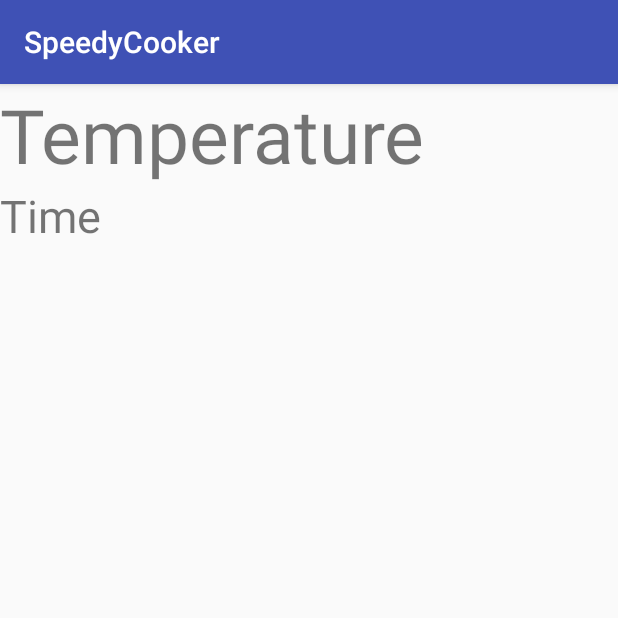
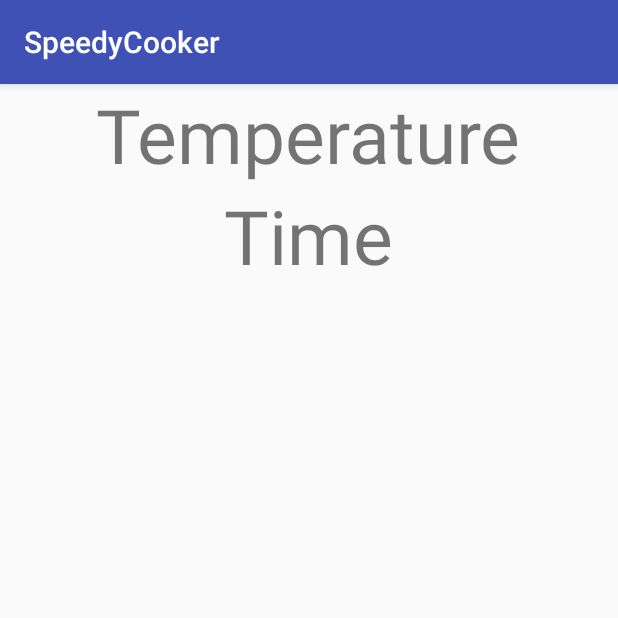
Before and after one commit to jawhnypoh/SpeedyCooker, an Android app: the screen it shows after launch (MainActivity), on a phone screen of 412 x 824 dp, the top half of it. Run offline under Robolectric (Android 15) with nearby library versions, the phone set to English and light mode, and no system bars.

Commit message:
Updating files

```diff
--- a/app/src/main/java/com/example/poj/speedycooker/MainActivity.java
+++ b/app/src/main/java/com/example/poj/speedycooker/MainActivity.java
@@ -2,12 +2,21 @@ package com.example.poj.speedycooker;
 
 import android.support.v7.app.AppCompatActivity;
 import android.os.Bundle;
+import android.util.Log;
+import android.widget.TextView;
 
 public class MainActivity extends AppCompatActivity {
+
+    private static String TAG = "MainActivity: ";
+
+    private TextView tempText, timeText;
 
     @Override
     protected void onCreate(Bundle savedInstanceState) {
         super.onCreate(savedInstanceState);
         setContentView(R.layout.activity_main);
+
+        tempText = (TextView)findViewById(R.id.temp_text);
+        timeText = (TextView)findViewById(R.id.time_text);
     }
 }
--- a/app/src/main/res/layout/activity_main.xml
+++ b/app/src/main/res/layout/activity_main.xml
@@ -13,6 +13,7 @@
         <TextView
             android:layout_width="wrap_content"
             android:layout_height="wrap_content"
+            android:layout_centerHorizontal="true"
             android:id="@+id/temp_text"
             android:text="Temperature"
             android:textSize="50sp"
@@ -24,10 +25,11 @@
         <TextView
             android:layout_width="wrap_content"
             android:layout_height="wrap_content"
+            android:layout_centerHorizontal="true"
             android:id="@+id/time_text"
             android:layout_below="@+id/temp_text"
             android:text="Time"
-            android:textSize="30sp"
+            android:textSize="50sp"
             app:layout_constraintBottom_toBottomOf="parent"
             app:layout_constraintLeft_toLeftOf="parent"
             app:layout_constraintRight_toRightOf="parent"
```
